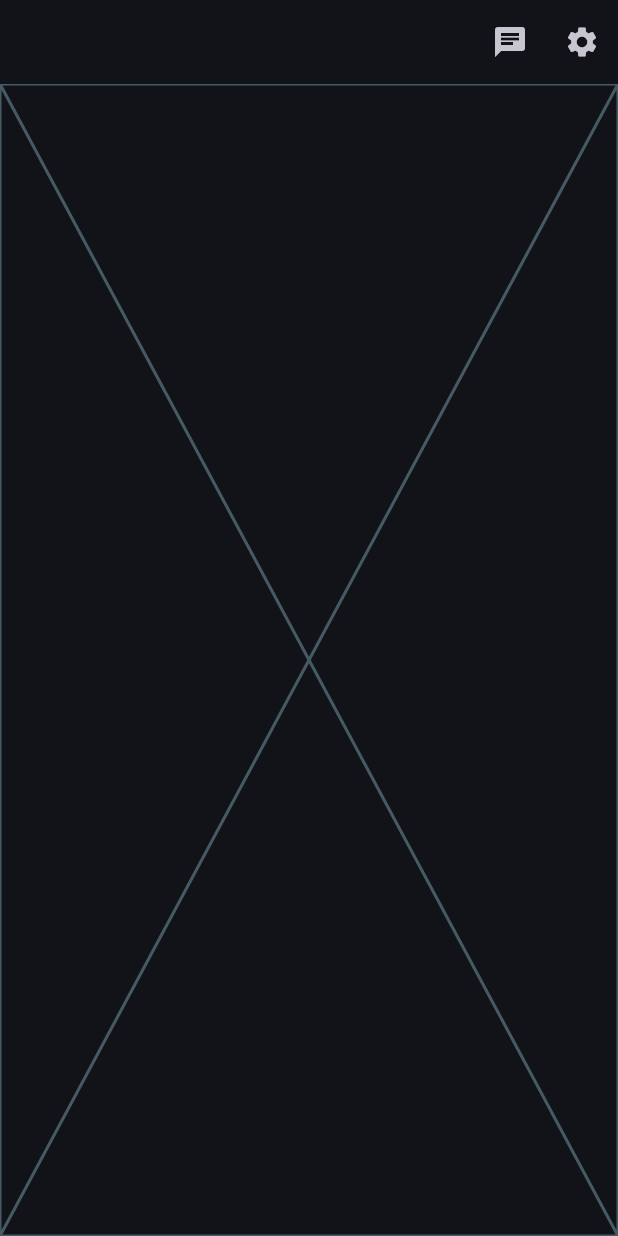
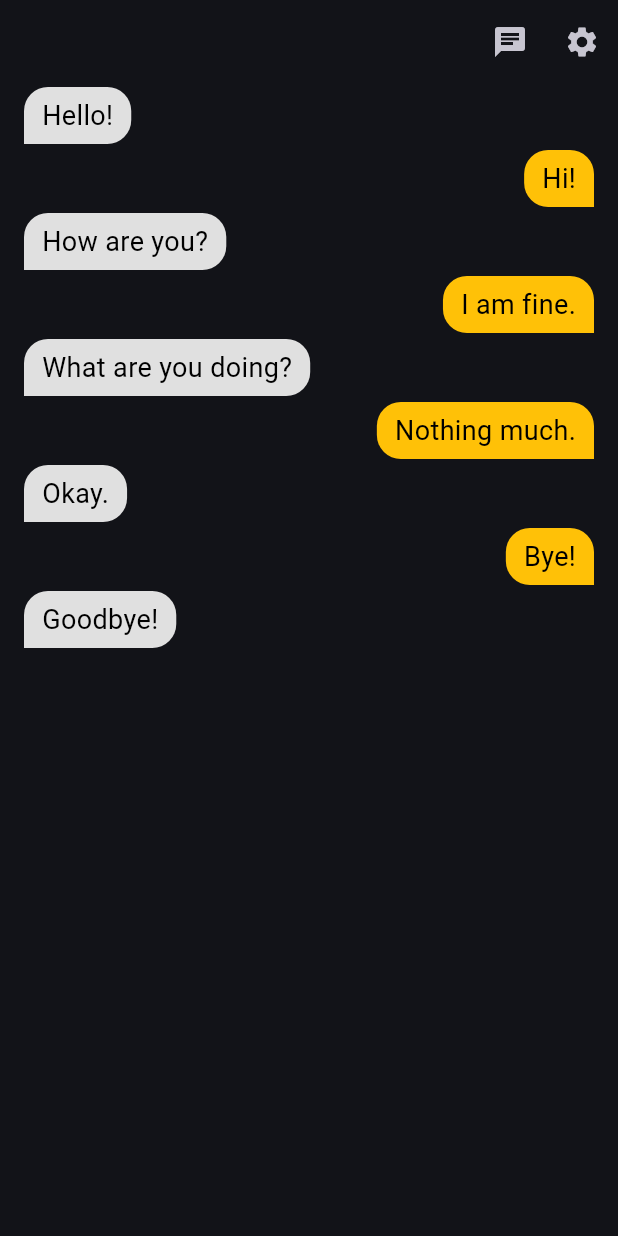
Before and after one commit to SynapseNets/SynapseChat, a Flutter app: the Chat screen opened by its route, after a tap on the "chat" icon, on a phone screen of 412 x 824 dp. Run offline on Flutter 3.47's test engine with Material 3 defaults, Android fonts, the phone set to English and light mode, and no system bars; our stand-ins replace chat_bubbles, image_picker.

Commit message:
added code to content.dart

```diff
--- a/client/lib/chat/content.dart
+++ b/client/lib/chat/content.dart
@@ -1,4 +1,18 @@
 import 'package:flutter/material.dart';
+import 'package:chat_bubbles/chat_bubbles.dart';
+import 'message.dart';
+
+List<Message> messages = [
+  Message(isSender: false, text: 'Hello!', time: DateTime.now()),
+  Message(isSender: true, text: 'Hi!', time: DateTime.now()),
+  Message(isSender: false, text: 'How are you?', time: DateTime.now()),
+  Message(isSender: true, text: 'I am fine.', time: DateTime.now()),
+  Message(isSender: false, text: 'What are you doing?', time: DateTime.now()),
+  Message(isSender: true, text: 'Nothing much.', time: DateTime.now()),
+  Message(isSender: false, text: 'Okay.', time: DateTime.now()),
+  Message(isSender: true, text: 'Bye!', time: DateTime.now()),
+  Message(isSender: false, text: 'Goodbye!', time: DateTime.now()),
+];
 
 class Content extends StatefulWidget {
   const Content({super.key});
@@ -10,6 +24,21 @@ class Content extends StatefulWidget {
 class _ContentState extends State<Content> {
   @override
   Widget build(BuildContext context) {
-    return const Placeholder();
+    return ListView.builder(
+      itemCount: messages.length,
+      itemBuilder: (context, index) {
+        Message message = messages[index];
+        return BubbleSpecialOne(
+          text: message.text,
+          isSender: message.isSender,
+          color: message.isSender ? Color(0xffFFC107) : Color(0xffE0E0E0),
+          textStyle: TextStyle(
+            fontSize: 18,
+            color: message.isSender ? Colors.black : Colors.black,
+          ),
+          tail: true,
+        );
+      },
+    );
   }
 }
--- /dev/null
+++ b/client/lib/chat/message.dart
@@ -0,0 +1,7 @@
+class Message {
+  final bool isSender;
+  final String text;
+  final DateTime time;
+
+  Message({required this.isSender, required this.text, required this.time});
+}
--- a/client/pubspec.yaml
+++ b/client/pubspec.yaml
@@ -35,6 +35,7 @@ dependencies:
   # The following adds the Cupertino Icons font to your application.
   # Use with the CupertinoIcons class for iOS style icons.
   cupertino_icons: ^1.0.2
+  chat_bubbles: ^1.6.0
 
 dev_dependencies:
   flutter_test:
```
Also changed, not shown: client/pubspec.lock, 1 other file.
